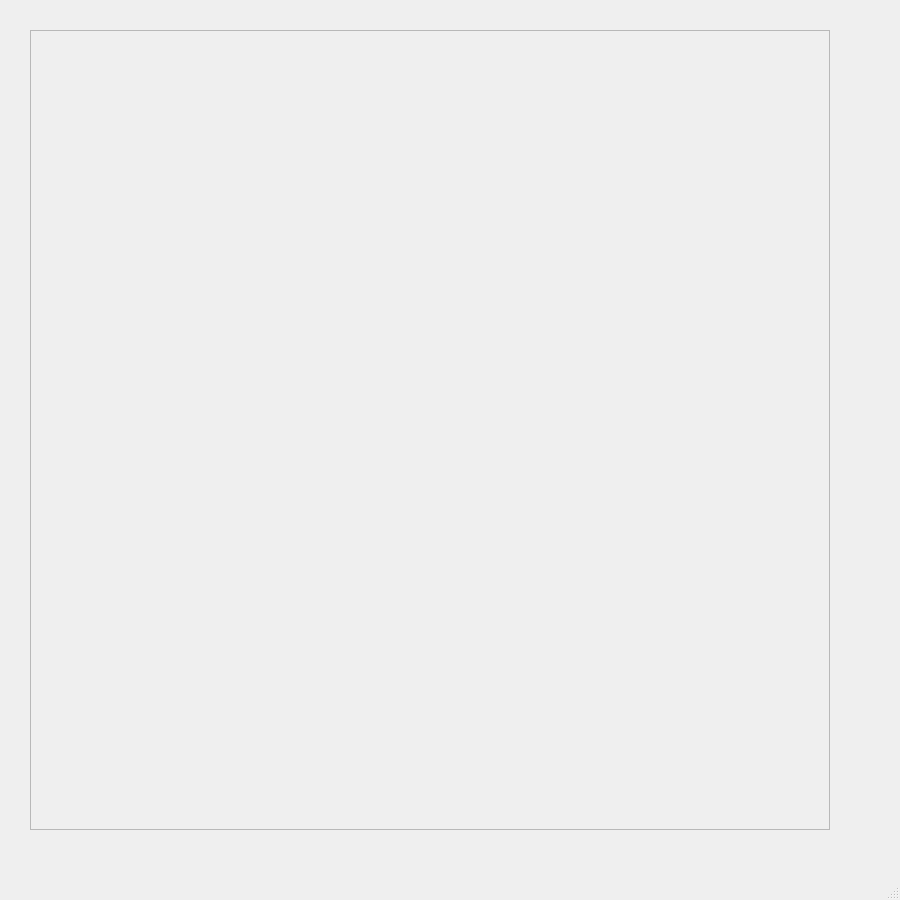
tomjpsun/Ptp4l, file MainWindow.ui: the form before one commit.
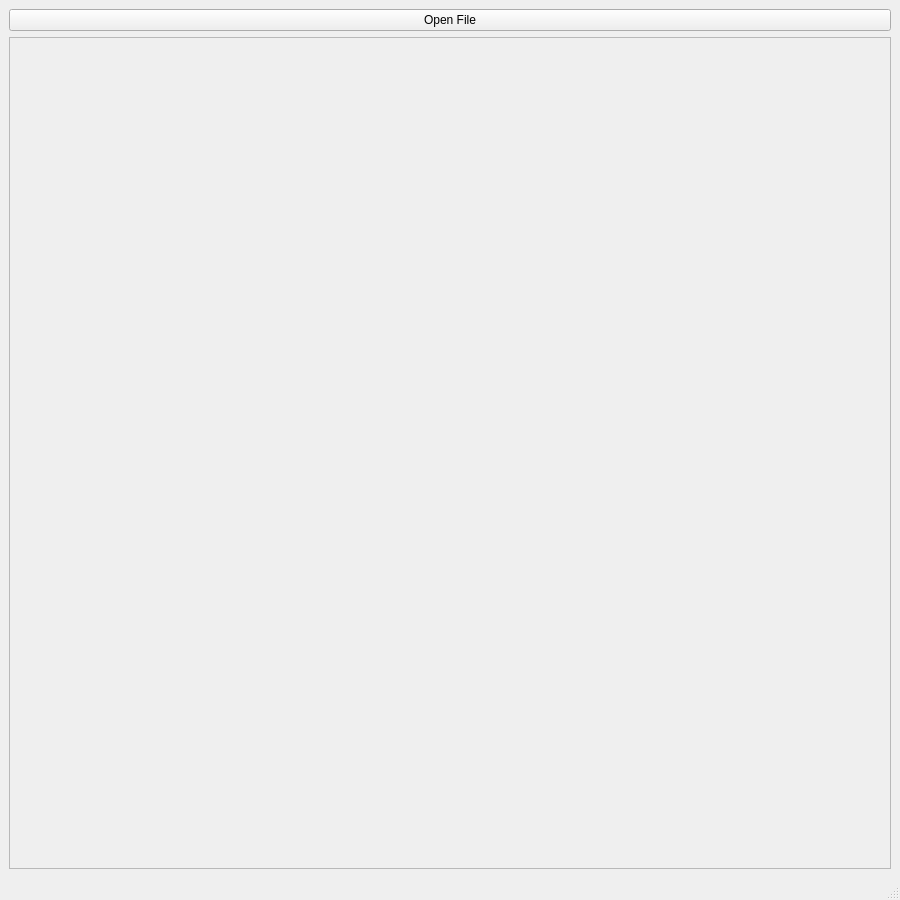
The form after the commit.

Commit message: read file OK

What changed in the file:
```diff
--- a/MainWindow.ui
+++ b/MainWindow.ui
@@ -14,15 +14,16 @@
    <string>MainWindow</string>
   </property>
   <widget class="QWidget" name="centralwidget">
+   <layout class="QGridLayout" name="gridLayout">
+    <item row="0" column="0">
+     <widget class="QPushButton" name="openFile">
+      <property name="text">
+       <string>Open File</string>
+      </property>
+     </widget>
+    </item>
+    <item row="1" column="0">
    <widget class="QFrame" name="frame">
-    <property name="geometry">
-     <rect>
-      <x>30</x>
-      <y>30</y>
-      <width>800</width>
-      <height>800</height>
-     </rect>
-    </property>
     <property name="frameShape">
      <enum>QFrame::StyledPanel</enum>
     </property>
@@ -30,6 +31,8 @@
      <enum>QFrame::Raised</enum>
     </property>
    </widget>
+    </item>
+   </layout>
   </widget>
   <widget class="QMenuBar" name="menubar">
    <property name="geometry">
```
Lines whose indentation alone changed are shown as unchanged. The commit also changes 2 other files.
